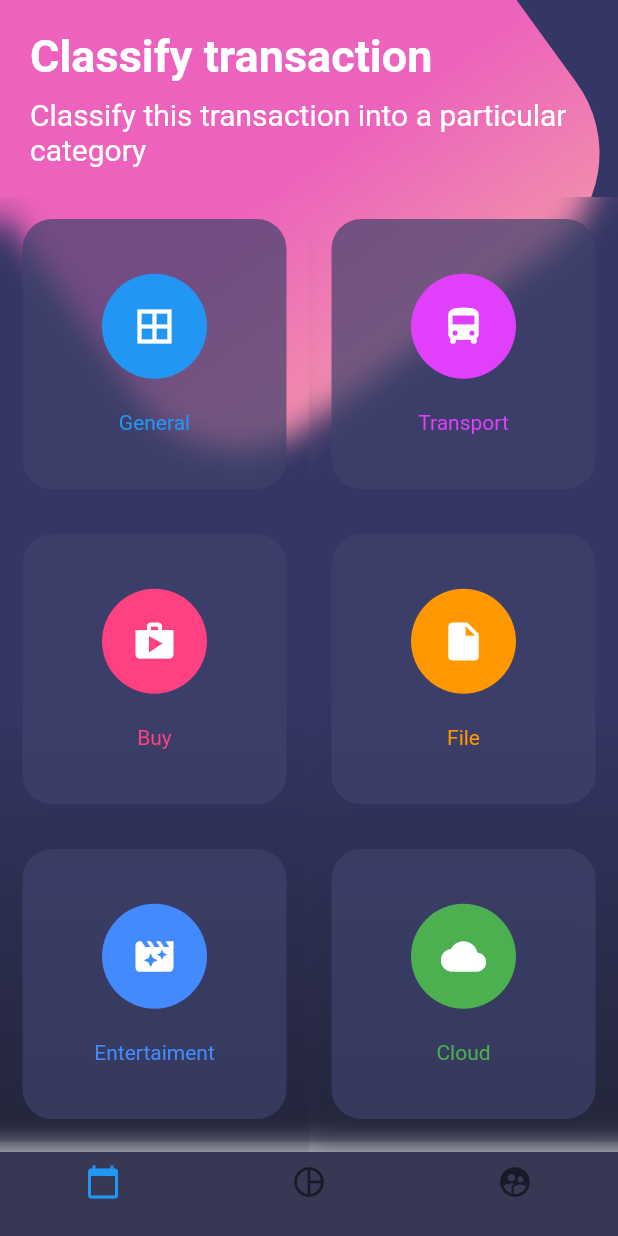
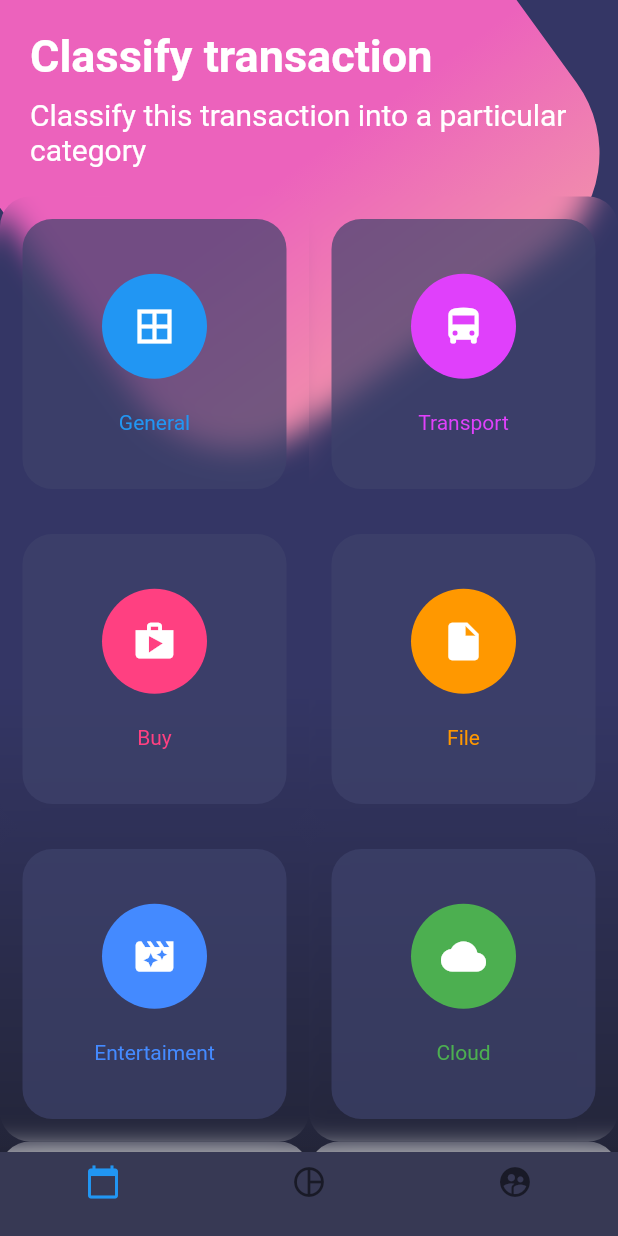
Before and after one commit to bryansrm/flutter_designs_1, a Flutter app: the screen it shows after launch, on a phone screen of 412 x 824 dp. Run offline on Flutter 3.47's test engine with Material 2 defaults, Android fonts, the phone set to English and light mode, and no system bars.

```diff
--- a/lib/main.dart
+++ b/lib/main.dart
@@ -8,7 +8,7 @@ class MyApp extends StatelessWidget {
   Widget build(BuildContext context) {
     return MaterialApp(
       debugShowCheckedModeBanner: false,
-      title: 'Basico Page',
+      title: 'Designs',
       initialRoute: 'botones',
       routes: getAplicationsRoutes(),
     );
--- a/lib/src/pages/botones_page.dart
+++ b/lib/src/pages/botones_page.dart
@@ -161,6 +161,9 @@ class BotonesPage extends StatelessWidget {
           ]
         ),
         TableRow(
+          decoration: BoxDecoration(
+
+          ),
           children: [
             _crearBotonRedondeado(Colors.red, Icons.collections, 'Photos'),
             _crearBotonRedondeado(Colors.teal, Icons.help_outline, 'Information'),
@@ -169,11 +172,43 @@ class BotonesPage extends StatelessWidget {
       ],
     );
 
+    // return Column(
+    //   children: <Widget>[
+    //     Row(
+    //       mainAxisAlignment: MainAxisAlignment.spaceAround,
+    //       children: [
+    //         _crearBotonRedondeado(Colors.blue, Icons.border_all, 'General'),
+    //         _crearBotonRedondeado(Colors.purpleAccent, Icons.directions_bus, 'Transport'),
+    //       ]
+    //     ),
+    //     Row(
+    //       children: [
+    //         _crearBotonRedondeado(Colors.pinkAccent, Icons.shop, 'Buy'),
+    //         _crearBotonRedondeado(Colors.orange, Icons.insert_drive_file, 'File'),
+    //       ]
+    //     ),
+    //     Row(
+    //       children: [
+    //         _crearBotonRedondeado(Colors.blueAccent, Icons.movie_filter, 'Entertaiment'),
+    //         _crearBotonRedondeado(Colors.green, Icons.cloud, 'Cloud'),
+    //       ]
+    //     ),
+    //     Row(
+    //       children: [
+    //         _crearBotonRedondeado(Colors.red, Icons.collections, 'Photos'),
+    //         _crearBotonRedondeado(Colors.teal, Icons.help_outline, 'Information'),
+    //       ]
+    //     )
+    //   ],
+    // );
+
   }
 
   Widget _crearBotonRedondeado(Color color, IconData icono, String texto){
 
-    return ClipRect(
+    return ClipRRect(
+      borderRadius: BorderRadius.circular(20.0),
+
       child: BackdropFilter(
         filter: ImageFilter.blur(sigmaX: 10.0, sigmaY: 10.0),
         child: Container(
@@ -202,6 +237,35 @@ class BotonesPage extends StatelessWidget {
         ),
       ),
     );
+    // return Container(
+    //   height: 180.0,
+    //   margin: EdgeInsets.all(15.0),
+    //   decoration: BoxDecoration(
+    //     color: Color.fromRGBO(62, 66, 107, 0.7),
+    //     borderRadius: BorderRadius.circular(20.0)
+    //   ),
+    //   child: ClipRect(
+    //     child: BackdropFilter(
+    //       filter: ImageFilter.blur(sigmaX: 10.0, sigmaY: 10.0),
+    //       child: Container(
+    //         //padding: EdgeInsets.symmetric(vertical: 15.0),
+    //         child: Column(
+    //           mainAxisAlignment: MainAxisAlignment.spaceAround,
+    //           children: <Widget>[
+    //             SizedBox(height: 5.0,),
+    //             CircleAvatar(
+    //               backgroundColor: color,
+    //               radius: 35.0,
+    //               child: Icon( icono, color: Colors.white, size: 30.0,)
+    //             ),
+    //             Text( texto, style: TextStyle(color: color),),
+    //             SizedBox(height: 5.0,),
+    //           ],
+    //         ),
+    //       ),
+    //     ),
+    //   ),
+    // );
 
   }
 }
```
Also changed, not shown: lib/src/pages/scroll_page.dart (+5 -3 lines).
